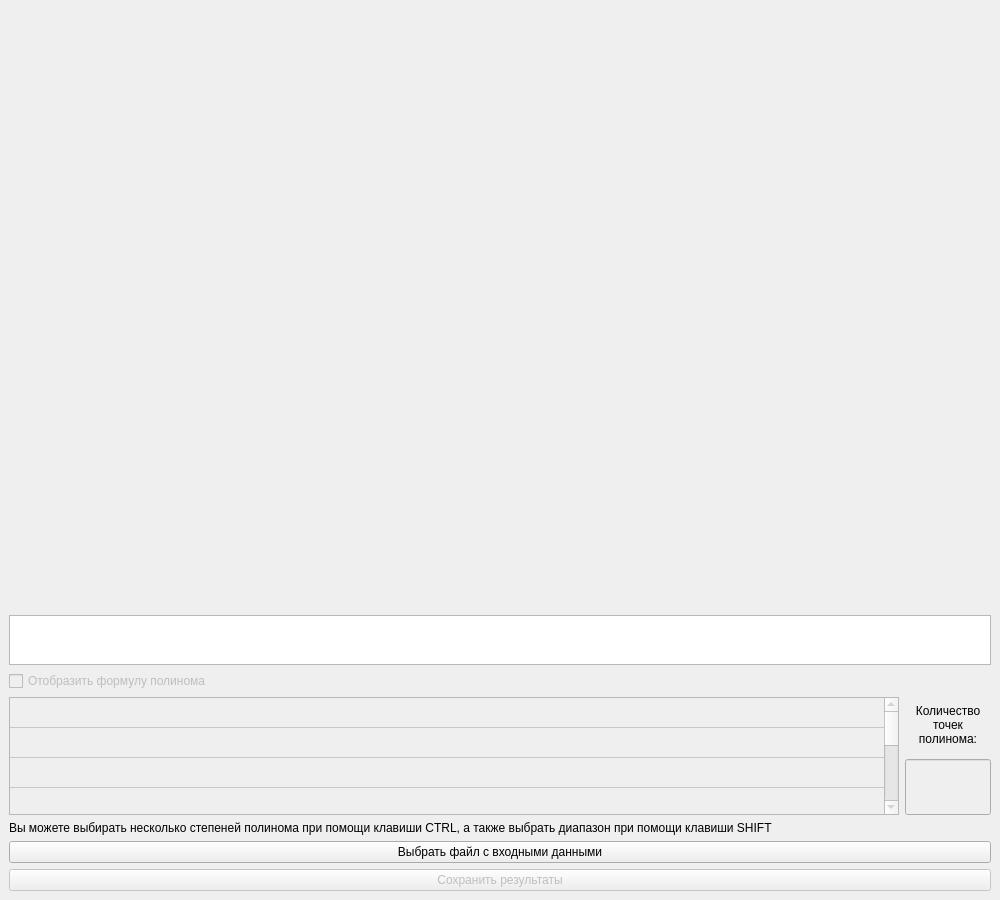
Before: the Qt Designer form design.ui in gruzdev-as/Least_square_app, drawn with Qt 5.
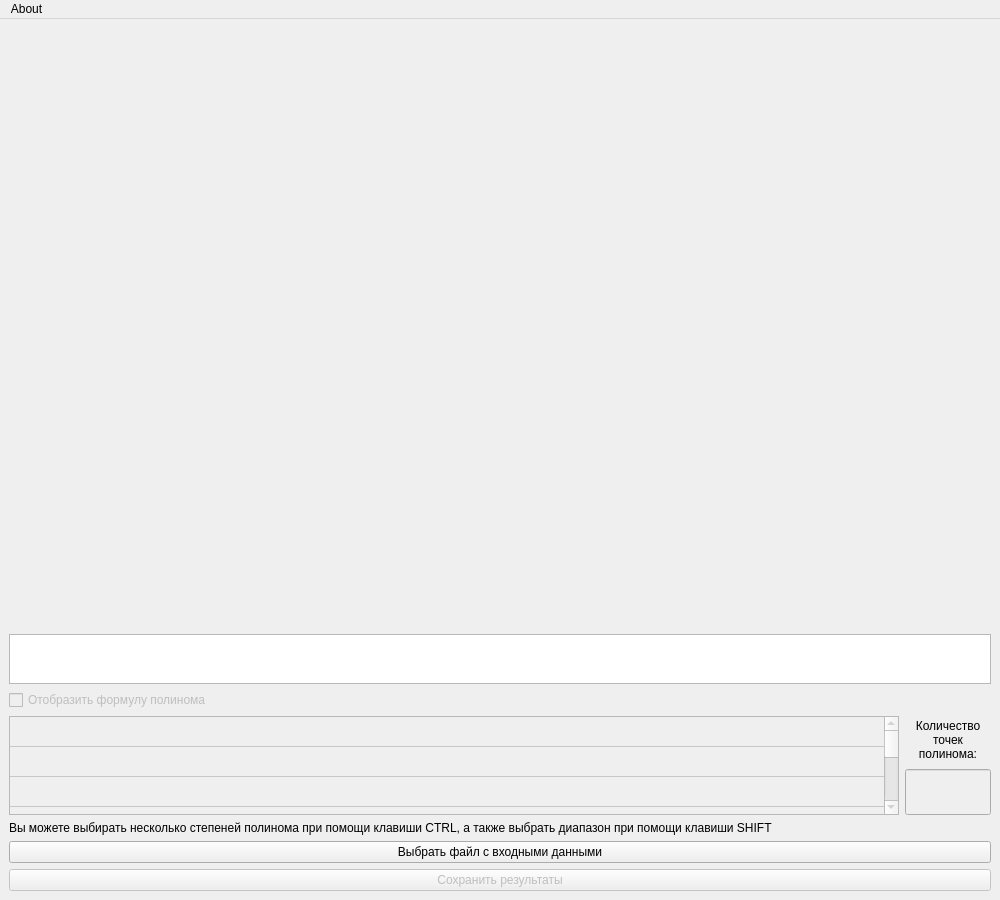
After: the same form once the commit is applied.

Commit message: Added about page

```diff
--- a/design.ui
+++ b/design.ui
@@ -189,6 +189,31 @@
     </item>
    </layout>
   </widget>
+  <widget class="QMenuBar" name="menuBar">
+   <property name="enabled">
+    <bool>true</bool>
+   </property>
+   <property name="geometry">
+    <rect>
+     <x>0</x>
+     <y>0</y>
+     <width>1000</width>
+     <height>22</height>
+    </rect>
+   </property>
+   <widget class="QMenu" name="menuAuthor">
+    <property name="title">
+     <string>About</string>
+    </property>
+    <addaction name="Author"/>
+   </widget>
+   <addaction name="menuAuthor"/>
+  </widget>
+  <action name="Author">
+   <property name="text">
+    <string>Author</string>
+   </property>
+  </action>
  </widget>
  <resources/>
  <connections/>
```
The commit also changes 3 other files.
